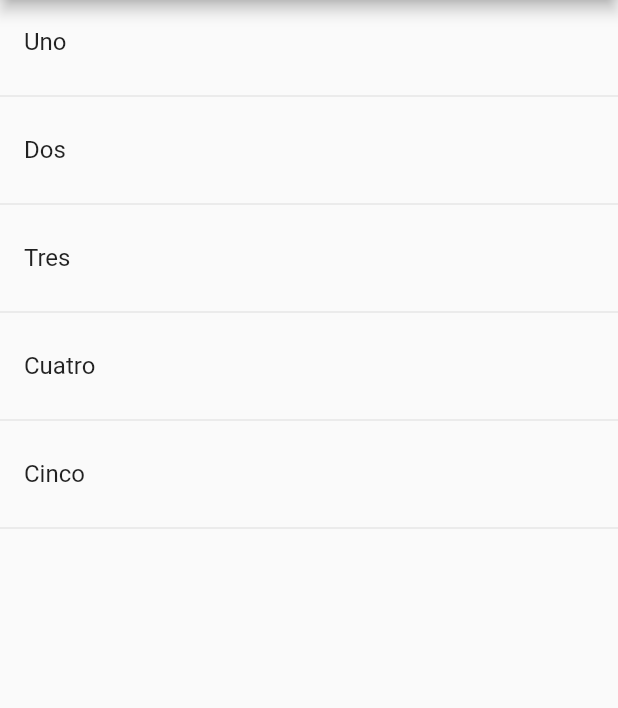
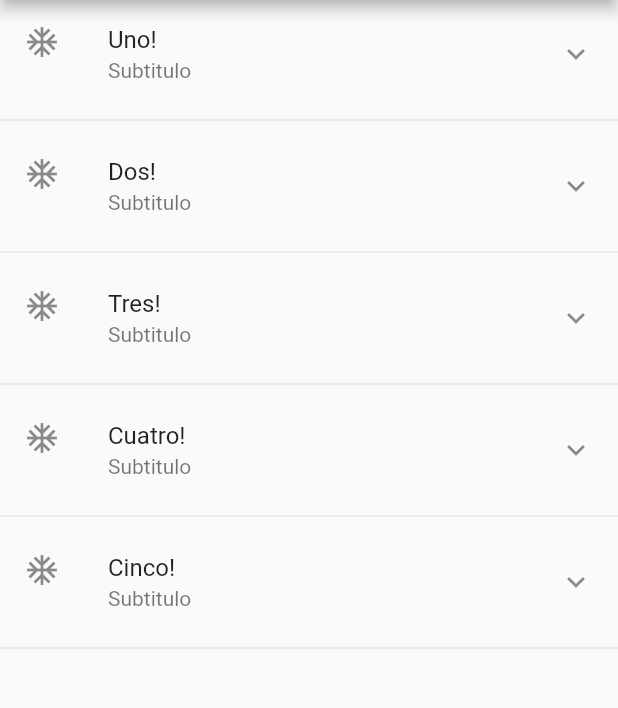
Before and after one commit to GregVaz/ComponentesFlutterApp, a Flutter app: the screen it shows after launch, on a phone screen of 412 x 824 dp, the part 84-792 px from its top. Run offline on Flutter 3.47's test engine with Material 2 defaults, Android fonts, the phone set to English and light mode, and no system bars.

Commit message:
Version corta de implementacion dinamica de ListView

```diff
--- a/lib/src/pages/home_temp.dart
+++ b/lib/src/pages/home_temp.dart
@@ -11,7 +11,8 @@ class HomePageTemp extends StatelessWidget {
         title: Text('Componentes Temp'),
       ),
       body: ListView(
-        children: _crearItems()
+        // children: _crearItems()
+        children: _crearItemsCorta()
       ),
     );
   }
@@ -36,4 +37,20 @@ class HomePageTemp extends StatelessWidget {
   }
 
 
+  List<Widget> _crearItemsCorta() {
+    return opciones.map(( item ) {
+      return Column(
+        children: <Widget>[
+          ListTile(
+            title: Text(item + '!'),
+            subtitle: Text('Subtitulo'),
+            leading: Icon( Icons.ac_unit ),
+            trailing: Icon( Icons.keyboard_arrow_down ),
+            onTap: (){},
+          ),
+          Divider(),
+        ],
+      );
+    }).toList();
+  }
 }
```
